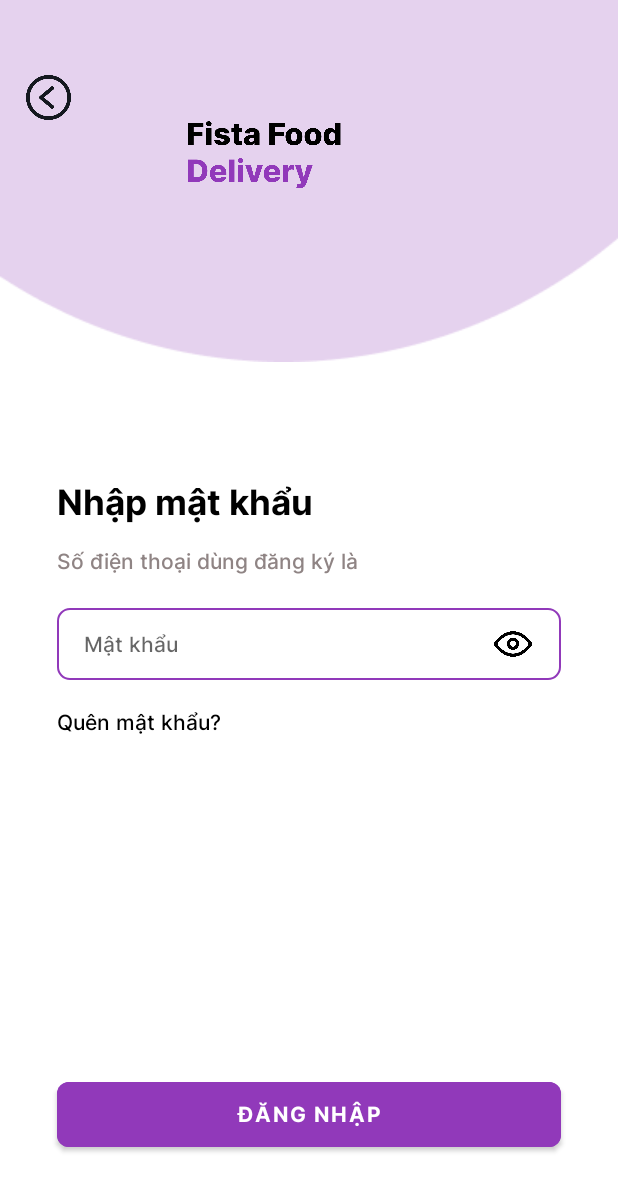
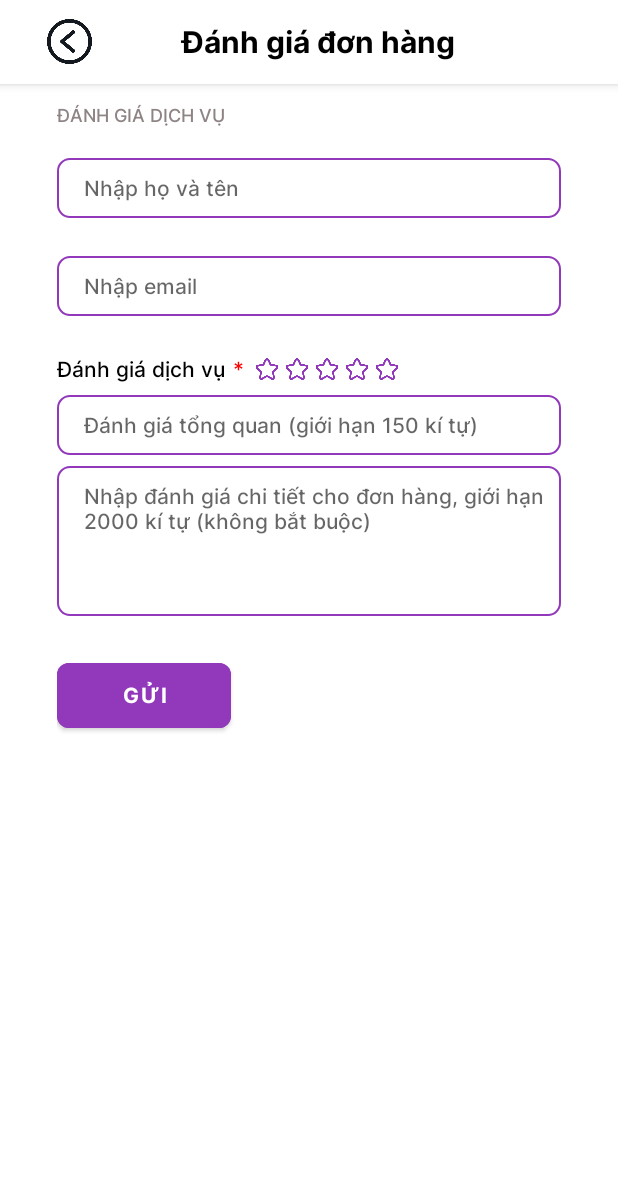
Before and after one commit to thuyle-23/Fista-Food-Delivery, an Android app: the screen it shows after launch (EnterPassword before the commit, RatingAndReviewActivity after it), on a phone screen of 412 x 824 dp. Shown: the top 1191 px of the screen. Run offline under Robolectric (Android 15) with nearby library versions, the phone set to English and light mode, and no system bars.

Commit message:
layout rating_and_review

```diff
--- a/app/src/main/AndroidManifest.xml
+++ b/app/src/main/AndroidManifest.xml
@@ -13,6 +13,9 @@
         android:supportsRtl="true"
         android:theme="@style/Theme.FoodDelivery"
         tools:targetApi="31">
+        <activity
+            android:name=".EnterPassword"
+            android:exported="false" />
         <activity
             android:name=".ConfirmOrdersActivity"
             android:exported="false" />
@@ -56,7 +59,7 @@
             android:name=".Account"
             android:exported="false" />
         <activity
-            android:name=".EnterPassword"
+            android:name=".RatingAndReviewActivity"
             android:exported="true">
             <intent-filter>
                 <action android:name="android.intent.action.MAIN" />
--- /dev/null
+++ b/app/src/main/java/com/example/fooddelivery/RatingAndReviewActivity.java
@@ -0,0 +1,14 @@
+package com.example.fooddelivery;
+
+import androidx.appcompat.app.AppCompatActivity;
+
+import android.os.Bundle;
+
+public class RatingAndReviewActivity extends AppCompatActivity {
+
+    @Override
+    protected void onCreate(Bundle savedInstanceState) {
+        super.onCreate(savedInstanceState);
+        setContentView(R.layout.layout_rating_and_review);
+    }
+}
--- a/app/src/main/res/layout/layout_login.xml
+++ b/app/src/main/res/layout/layout_login.xml
@@ -33,7 +33,7 @@
         android:layout_centerInParent="true"
         android:layout_marginTop="75dp"
         android:orientation="vertical"
-        android:padding="30dp"
+        android:padding="37dp"
         tools:layout_centerVertical="true">
 
         <TextView
--- /dev/null
+++ b/app/src/main/res/layout/layout_rating_and_review.xml
@@ -0,0 +1,229 @@
+<?xml version="1.0" encoding="utf-8"?>
+<RelativeLayout xmlns:android="http://schemas.android.com/apk/res/android"
+    xmlns:app="http://schemas.android.com/apk/res-auto"
+    xmlns:tools="http://schemas.android.com/tools"
+    android:layout_width="match_parent"
+    android:layout_height="match_parent"
+    tools:context=".RatingAndReviewActivity">
+
+    <com.google.android.material.appbar.AppBarLayout
+        android:id="@+id/app_bar_layout"
+        android:layout_width="match_parent"
+        android:layout_height="wrap_content"
+        android:background="@color/white"
+        android:elevation="0dp"
+        android:translationZ="0dp">
+
+        <LinearLayout
+            android:layout_width="match_parent"
+            android:layout_height="?attr/actionBarSize"
+            android:gravity="center"
+            android:paddingHorizontal="14dp"
+            app:layout_scrollFlags="noScroll">
+
+            <ImageView
+                android:id="@+id/iv_back"
+                android:layout_width="30dp"
+                android:layout_height="30dp"
+                android:layout_marginStart="17dp"
+                android:background="?attr/selectableItemBackground"
+                android:clickable="true"
+                android:src="@drawable/icon_back"
+                android:visibility="visible" />
+
+            <TableRow
+                android:layout_width="0dp"
+                android:layout_height="wrap_content"
+                android:layout_weight="1">
+
+                <TextView
+                    android:id="@+id/tv_shows_text"
+                    android:layout_width="match_parent"
+                    android:layout_height="wrap_content"
+                    android:fontFamily="@font/inter_bold"
+                    android:padding="1dp"
+                    android:text="Đánh giá đơn hàng"
+                    android:textAlignment="center"
+                    android:textColor="@color/black"
+                    android:textSize="20sp" />
+
+            </TableRow>
+
+
+            <ImageView
+                android:id="@+id/iv_edit"
+                android:layout_width="25dp"
+                android:layout_height="25dp"
+                android:layout_marginEnd="10dp"
+                android:background="?attr/selectableItemBackground"
+                android:clickable="false"
+                android:src="@drawable/icon_remove"
+                android:visibility="invisible" />
+
+        </LinearLayout>
+    </com.google.android.material.appbar.AppBarLayout>
+
+    <ScrollView
+        android:layout_width="match_parent"
+        android:layout_height="wrap_content"
+        android:overScrollMode="never"
+        android:scrollbars="none">
+
+        <LinearLayout
+            android:layout_width="match_parent"
+            android:layout_height="wrap_content"
+            android:orientation="vertical"
+            android:padding="38dp"
+            tools:layout_centerVertical="true">
+
+            <LinearLayout
+                android:layout_width="match_parent"
+                android:layout_height="wrap_content"
+                android:orientation="vertical">
+
+                <TextView
+                    android:id="@+id/txtReview"
+                    android:layout_width="wrap_content"
+                    android:layout_height="wrap_content"
+                    android:layout_marginTop="30dp"
+                    android:fontFamily="@font/inter_medium"
+                    android:text="ĐÁNH GIÁ DỊCH VỤ"
+                    android:textColor="@color/mainGray"
+                    android:textSize="12sp" />
+
+                <EditText
+                    android:id="@+id/text"
+                    android:layout_width="336dp"
+                    android:layout_height="40dp"
+                    android:layout_marginTop="20dp"
+                    android:background="@drawable/edittext_border_purple"
+                    android:fontFamily="@font/inter_medium"
+                    android:hint="Nhập họ và tên"
+                    android:paddingLeft="18dp"
+                    android:textSize="14sp" />
+
+                <EditText
+                    android:id="@+id/edittxtEmail"
+                    android:layout_width="336dp"
+                    android:layout_height="40dp"
+                    android:layout_marginTop="25dp"
+                    android:background="@drawable/edittext_border_purple"
+                    android:fontFamily="@font/inter_medium"
+                    android:hint="Nhập email"
+                    android:paddingLeft="18dp"
+                    android:textSize="14sp" />
+            </LinearLayout>
+
+            <LinearLayout
+                android:layout_width="match_parent"
+                android:layout_height="wrap_content"
+                android:orientation="vertical">
+
+                <LinearLayout
+                    android:layout_width="match_parent"
+                    android:layout_height="match_parent"
+                    tools:layout_centerVertical="true">
+
+                    <TextView
+                        android:id="@+id/edittxtReview"
+                        android:layout_width="wrap_content"
+                        android:layout_height="wrap_content"
+                        android:layout_marginTop="25dp"
+                        android:fontFamily="@font/inter_medium"
+                        android:text="Đánh giá dịch vụ"
+                        android:textColor="@color/black"
+                        android:textSize="14sp" />
+
+                    <TextView
+                        android:id="@+id/txtTemp"
+                        android:layout_width="wrap_content"
+                        android:layout_height="20dp"
+                        android:layout_marginStart="5dp"
+                        android:layout_marginTop="25dp"
+                        android:fontFamily="@font/inter_medium"
+                        android:text="*"
+                        android:textColor="@color/validRed"
+                        android:textSize="14sp" />
+
+                    <ImageView
+                        android:id="@+id/imgStar1"
+                        android:layout_width="20dp"
+                        android:layout_height="20dp"
+                        android:layout_marginStart="5dp"
+                        android:layout_marginTop="25dp"
+                        app:srcCompat="@drawable/icon_rating" />
+
+                    <ImageView
+                        android:id="@+id/imgStar2"
+                        android:layout_width="20dp"
+                        android:layout_height="20dp"
+                        android:layout_marginStart="0dp"
+                        android:layout_marginTop="25dp"
+                        app:srcCompat="@drawable/icon_rating" />
+
+                    <ImageView
+                        android:id="@+id/imgStar3"
+                        android:layout_width="20dp"
+                        android:layout_height="20dp"
+                        android:layout_marginStart="0dp"
+                        android:layout_marginTop="25dp"
+                        app:srcCompat="@drawable/icon_rating" />
+
+                    <ImageView
+                        android:id="@+id/imgStar4"
+                        android:layout_width="20dp"
+                        android:layout_height="20dp"
+                        android:layout_marginStart="0dp"
+                        android:layout_marginTop="25dp"
+                        app:srcCompat="@drawable/icon_rating" />
+
+                    <ImageView
+                        android:id="@+id/imgStar5"
+                        android:layout_width="20dp"
+                        android:layout_height="20dp"
+                        android:layout_marginStart="0dp"
+                        android:layout_marginTop="25dp"
+                        app:srcCompat="@drawable/icon_rating" />
+                </LinearLayout>
+
+                <EditText
+                    android:id="@+id/edittxtReviewOverall"
+                    android:layout_width="336dp"
+                    android:layout_height="40dp"
+                    android:layout_marginTop="7dp"
+                    android:background="@drawable/edittext_border_purple"
+                    android:fontFamily="@font/inter_medium"
+                    android:hint="Đánh giá tổng quan (giới hạn 150 kí tự)"
+                    android:paddingLeft="18dp"
+                    android:textColor="#D9D9D9"
+                    android:textSize="14sp" />
+
+                <EditText
+                    android:id="@+id/edittxtReviewDetailed"
+                    android:layout_width="336dp"
+                    android:layout_height="100dp"
+                    android:layout_marginTop="7dp"
+                    android:background="@drawable/edittext_border_purple"
+                    android:fontFamily="@font/inter_medium"
+                    android:gravity="top"
+                    android:hint="Nhập đánh giá chi tiết cho đơn hàng, giới hạn 2000 kí tự (không bắt buộc)"
+                    android:paddingLeft="18dp"
+                    android:paddingTop="10dp"
+                    android:textColor="#D9D9D9"
+                    android:textSize="14sp" />
+
+                <Button
+                    android:id="@+id/btnSend"
+                    android:layout_width="116dp"
+                    android:layout_height="55dp"
+                    android:layout_marginTop="25dp"
+                    android:backgroundTint="@color/mainPurple"
+                    android:fontFamily="@font/inter_bold"
+                    android:text="GỬI"
+                    app:cornerRadius="8dp" />
+
+            </LinearLayout>
+        </LinearLayout>
+    </ScrollView>
+
+</RelativeLayout>
```
